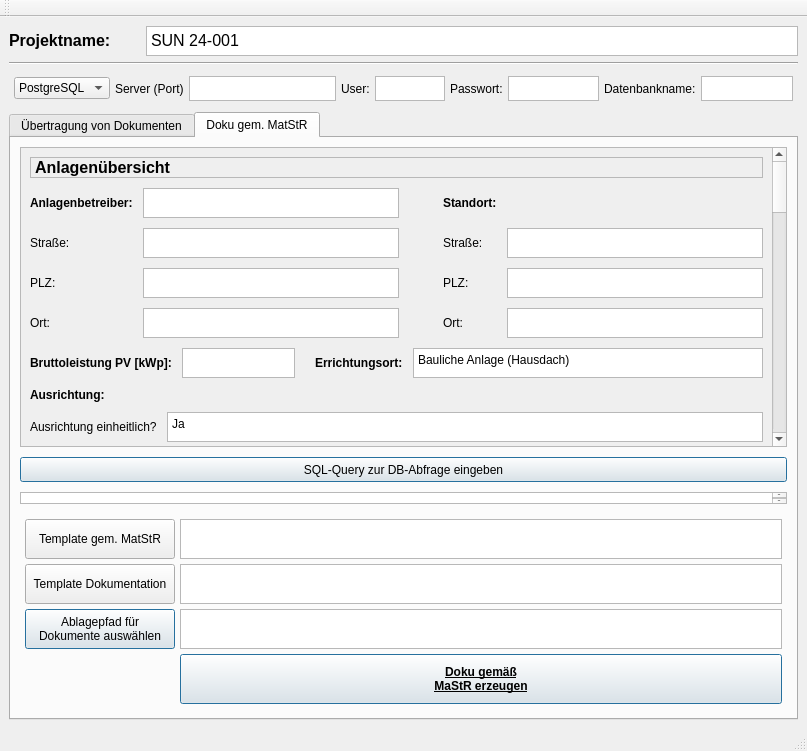
First picture: the form in ui/mainwindow.ui, repository creativeSloth/SUN_Article_Fetcher, before the edit.
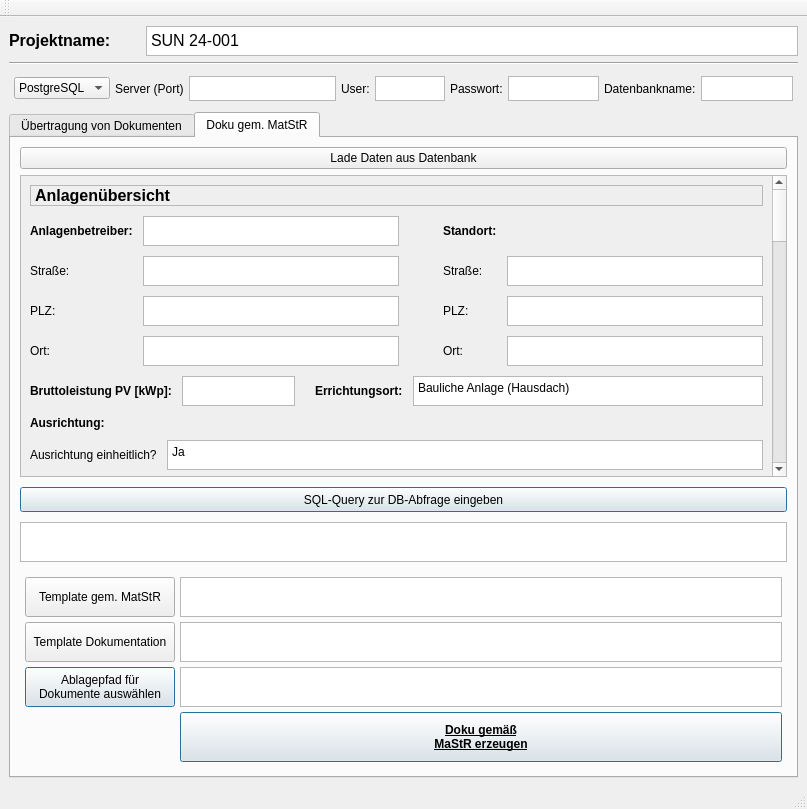
Second picture: the form after the edit.

Commit message: changed way of imports of own modules: doesn't use "from blah import blupp"-way; commented out functions within "on_load_docu_data_from_db_btn_click"-method, these functions are not created yet

```diff
--- a/ui/mainwindow.ui
+++ b/ui/mainwindow.ui
@@ -7,7 +7,7 @@
     <x>0</x>
     <y>0</y>
     <width>807</width>
-    <height>676</height>
+    <height>778</height>
    </rect>
   </property>
   <property name="sizePolicy">
@@ -646,7 +646,7 @@
         <string>Doku gem. MatStR</string>
        </attribute>
        <layout class="QGridLayout" name="gridLayout_7">
-        <item row="0" column="0">
+        <item row="1" column="0">
          <layout class="QVBoxLayout" name="verticalLayout_2" stretch="0,0,0,0">
           <property name="spacing">
            <number>10</number>
@@ -666,7 +666,7 @@
              <property name="geometry">
               <rect>
                <x>0</x>
-               <y>-880</y>
+               <y>0</y>
                <width>749</width>
                <height>1600</height>
               </rect>
@@ -3019,7 +3019,7 @@
             <property name="minimumSize">
              <size>
               <width>0</width>
-              <height>10</height>
+              <height>40</height>
              </size>
             </property>
             <property name="maximumSize">
@@ -3222,6 +3222,13 @@
           </item>
          </layout>
         </item>
+        <item row="0" column="0">
+         <widget class="QPushButton" name="load_docu_db_data_btn">
+          <property name="text">
+           <string>Lade Daten aus Datenbank</string>
+          </property>
+         </widget>
+        </item>
        </layout>
       </widget>
      </widget>
```
The commit also changes 5 other files.
